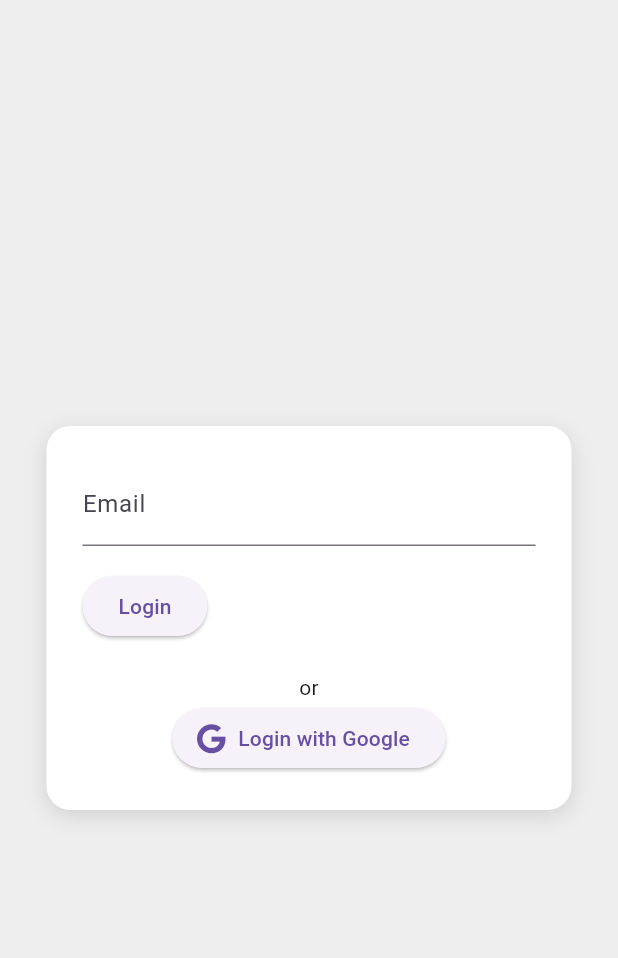
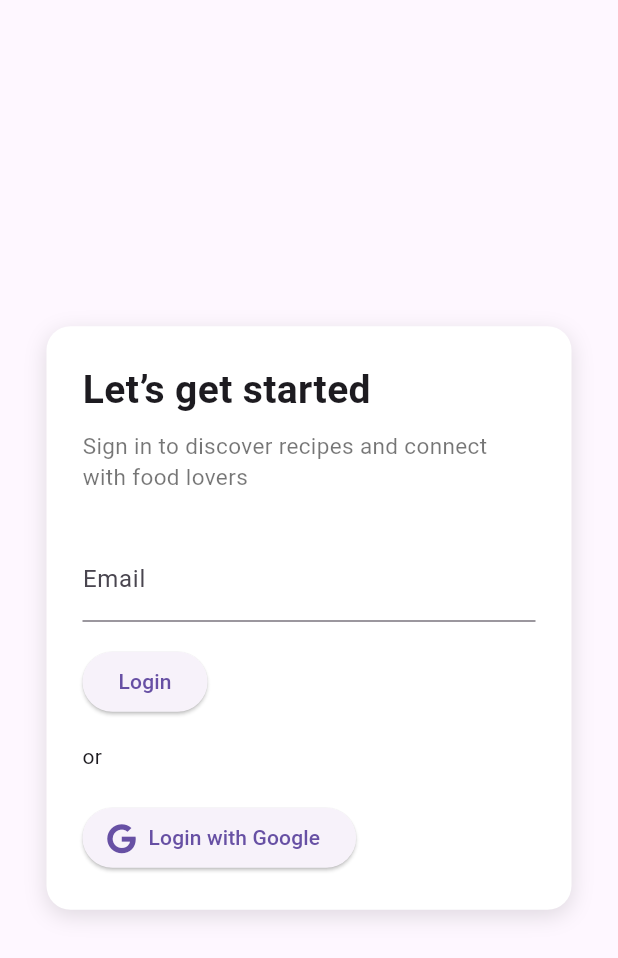
Before and after one commit to elykas/recipes-App, a Flutter app: the screen it shows after launch, on a phone screen of 412 x 824 dp. Shown: the top 958 px of the screen. Run offline on Flutter 3.47's test engine with Material 3 defaults, Android fonts, the phone set to English and light mode, and no system bars; our stand-ins replace app_links, cookie_jar, dio, dio_cookie_manager, flutter_dotenv, flutter_riverpod and 4 more; accounts and stored records are empty.

Commit message:
work in onboarding

```diff
--- /dev/null
+++ b/foodvibe_mobile/lib/core/constants/app_constans.dart
@@ -0,0 +1,4 @@
+import 'package:flutter_dotenv/flutter_dotenv.dart';
+class AppConstants {
+  static final String policyVersion = dotenv.env['POLICY_VERSION'] ?? "1.0";
+}
--- a/foodvibe_mobile/lib/features/auth/application/auth_controller.dart
+++ b/foodvibe_mobile/lib/features/auth/application/auth_controller.dart
@@ -81,4 +81,8 @@ class AuthController extends StateNotifier<Session?> {
   Future<void> completeRegister(UserRegisterDetails userRegisterDetails) async {
     await _authRepository.completeRegister(userRegisterDetails);
   }
+
+  Future<dynamic> getPolicy({required String language, required String version}) async {
+    return await _authRepository.getPolicy(language: language, version: version);
+  }
 }
--- a/foodvibe_mobile/lib/features/auth/presentation/login_page.dart
+++ b/foodvibe_mobile/lib/features/auth/presentation/login_page.dart
@@ -14,12 +14,23 @@ class LoginPage extends ConsumerStatefulWidget {
   ConsumerState<LoginPage> createState() => _LoginPageState();
 }
 
-class _LoginPageState extends ConsumerState<LoginPage> {
+class _LoginPageState extends ConsumerState<LoginPage>
+    with SingleTickerProviderStateMixin {
   String? _errorKey;
+
+  late AnimationController _controller;
+  late Animation<double> _fade;
 
   @override
   void initState() {
     super.initState();
+
+     _controller = AnimationController(
+      vsync: this,
+      duration: const Duration(milliseconds: 800),
+    );
+    _fade = CurvedAnimation(parent: _controller, curve: Curves.easeIn);
+    _controller.forward();
 
     final deviceLocale = WidgetsBinding.instance.platformDispatcher.locale;
     final supported = AppLocalizations.supportedLocales
@@ -49,19 +60,41 @@ class _LoginPageState extends ConsumerState<LoginPage> {
   }
 
    @override
+  void dispose() {
+    _controller.dispose();
+    super.dispose();
+  }
+
+  Widget _socialButton(String text, IconData icon, Color color) {
+    return OutlinedButton.icon(
+      style: OutlinedButton.styleFrom(
+        side: BorderSide(color: color, width: 1.2),
+        shape: RoundedRectangleBorder(borderRadius: BorderRadius.circular(12)),
+        padding: const EdgeInsets.symmetric(vertical: 12, horizontal: 8),
+      ),
+      onPressed: () {},
+      icon: Icon(icon, color: color),
+      label: Text(text, style: TextStyle(color: color)),
+    );
+  }
+
+  @override
   Widget build(BuildContext context) {
     final loc = AppLocalizations.of(context)!;
 
      return Scaffold(
-      backgroundColor: Colors.grey[200],
-      body: Center(
+      body: FadeTransition(
+        opacity: _fade,
+        child: Padding(
+          padding: const EdgeInsets.symmetric(horizontal: 24, vertical: 80),
+          child: Center(
             child: Container(
               width: 350,
-          padding: EdgeInsets.all(24),
+              padding: const EdgeInsets.all(24),
               decoration: BoxDecoration(
                 color: Colors.white,
                 borderRadius: BorderRadius.circular(16),
-            boxShadow: [
+                boxShadow: const [
                   BoxShadow(
                     color: Colors.black12,
                     blurRadius: 12,
@@ -71,23 +104,36 @@ class _LoginPageState extends ConsumerState<LoginPage> {
               ),
               child: Column(
                 mainAxisSize: MainAxisSize.min,
+                crossAxisAlignment: CrossAxisAlignment.start,
                 children: [
+                  Text(loc.loginWelcome,
+                      style:
+                          TextStyle(fontSize: 26, fontWeight: FontWeight.bold)),
+                  const SizedBox(height: 8),
+                  Text(
+                    loc.loginDescription,
+                    style: TextStyle(color: Colors.black54, fontSize: 15),
+                  ),
+                  const SizedBox(height: 30),
                   EmailLoginForm(setError: setError),
-              SizedBox(height: 20),
-              Text(loc.loginOr),
+                  const SizedBox(height: 16),
+                  Text(loc.loginOr, textAlign: TextAlign.center),
+                  const SizedBox(height: 20),
                   GoogleSignInButton(setError: setError),
                   if (_errorKey != null)
                     Padding(
-                  padding: const EdgeInsets.only(bottom: 12.0),
+                      padding: const EdgeInsets.only(top: 12.0),
                       child: Text(
                         loc.loginFailed,
-                    style: TextStyle(color: Colors.red),
+                        style: const TextStyle(color: Colors.red),
                       ),
                     ),
                 ],
               ),
             ),
           ),
+        ),
+      ),
     );
   }
 }
--- a/foodvibe_mobile/lib/l10n/app_localizations.dart
+++ b/foodvibe_mobile/lib/l10n/app_localizations.dart
@@ -106,11 +106,41 @@ abstract class AppLocalizations {
   /// **'foodVibe'**
   String get appTitle;
 
+  /// A brief description of the application
+  ///
+  /// In en, this message translates to:
+  /// **'Discover and share your food experiences with foodVibe. Connect with food lovers, explore new recipes, and enjoy a vibrant community of culinary enthusiasts.'**
+  String get appDescription;
+
+  /// Text displayed during the onboarding process
+  ///
+  /// In en, this message translates to:
+  /// **'Explore, Share, and Connect Around Food'**
+  String get onboardingText;
+
+  /// Instruction to swipe up for login
+  ///
+  /// In en, this message translates to:
+  /// **'Swipe up to login'**
+  String get swipeUpToLogin;
+
   /// Login button text
   ///
   /// In en, this message translates to:
   /// **'Login'**
   String get loginButton;
+
+  /// Welcome message for login screen
+  ///
+  /// In en, this message translates to:
+  /// **'Let’s get started'**
+  String get loginWelcome;
+
+  /// Description text for login screen
+  ///
+  /// In en, this message translates to:
+  /// **'Sign in to discover recipes and connect with food lovers'**
+  String get loginDescription;
 
   /// Email input label
   ///
@@ -256,12 +286,6 @@ abstract class AppLocalizations {
   /// **'Headline must be 2–100 letters only'**
   String get invalidHeadLine;
 
-  /// Text for agreeing to terms and conditions
-  ///
-  /// In en, this message translates to:
-  /// **'I agree to the Terms of Service and Privacy Policy'**
-  String get agreeToTerms;
-
   /// Register button text
   ///
   /// In en, this message translates to:
@@ -280,17 +304,23 @@ abstract class AppLocalizations {
   /// **'Registration complete'**
   String get registerSuccess;
 
-  /// Text explaining the Terms of Service
+  /// Text for agreeing to terms and conditions
   ///
   /// In en, this message translates to:
-  /// **'Welcome to FoodVibe! By using this app, you agree to abide by the following terms and conditions. You must be at least 13 years old to use this app. You are responsible for maintaining the confidentiality of your account information. You agree not to use the app for illegal activities or to harass others. We reserve the right to suspend or terminate accounts for violations of these terms. The content provided in the app is for personal use only and may not be redistributed without permission. By continuing to use the app, you accept these terms in full.'**
-  String get termsOfService;
+  /// **'I agree to the Terms of Service and Privacy Policy'**
+  String get agreeToTerms;
 
-  /// Text explaining the Privacy Policy
+  /// Text for terms of service and privacy policy
   ///
   /// In en, this message translates to:
-  /// **'FoodVibe is committed to protecting your privacy. We collect personal information such as your email, username, and profile details to provide and improve our services. We do not share your information with third parties without your consent, except as required by law. Your data is stored securely and may be deleted upon request. By using the app, you consent to the collection and use of your information as described in this Privacy Policy.'**
-  String get privacyPolicy;
+  /// **'Terms of Service & Privacy Policy'**
+  String get termsAndPolicyText;
+
+  /// Text to close the terms and policy modal
+  ///
+  /// In en, this message translates to:
+  /// **'Close'**
+  String get close;
 }
 
 class _AppLocalizationsDelegate
--- a/foodvibe_mobile/lib/l10n/app_localizations_en.dart
+++ b/foodvibe_mobile/lib/l10n/app_localizations_en.dart
@@ -12,7 +12,24 @@ class AppLocalizationsEn extends AppLocalizations {
   String get appTitle => 'foodVibe';
 
   @override
+  String get appDescription =>
+      'Discover and share your food experiences with foodVibe. Connect with food lovers, explore new recipes, and enjoy a vibrant community of culinary enthusiasts.';
+
+  @override
+  String get onboardingText => 'Explore, Share, and Connect Around Food';
+
+  @override
+  String get swipeUpToLogin => 'Swipe up to login';
+
+  @override
   String get loginButton => 'Login';
+
+  @override
+  String get loginWelcome => 'Let’s get started';
+
+  @override
+  String get loginDescription =>
+      'Sign in to discover recipes and connect with food lovers';
 
   @override
   String get emailLabel => 'Email';
@@ -90,10 +107,6 @@ class AppLocalizationsEn extends AppLocalizations {
   String get invalidHeadLine => 'Headline must be 2–100 letters only';
 
   @override
-  String get agreeToTerms =>
-      'I agree to the Terms of Service and Privacy Policy';
-
-  @override
   String get registerButton => 'Register';
 
   @override
@@ -103,10 +116,12 @@ class AppLocalizationsEn extends AppLocalizations {
   String get registerSuccess => 'Registration complete';
 
   @override
-  String get termsOfService =>
-      'Welcome to FoodVibe! By using this app, you agree to abide by the following terms and conditions. You must be at least 13 years old to use this app. You are responsible for maintaining the confidentiality of your account information. You agree not to use the app for illegal activities or to harass others. We reserve the right to suspend or terminate accounts for violations of these terms. The content provided in the app is for personal use only and may not be redistributed without permission. By continuing to use the app, you accept these terms in full.';
+  String get agreeToTerms =>
+      'I agree to the Terms of Service and Privacy Policy';
 
   @override
-  String get privacyPolicy =>
-      'FoodVibe is committed to protecting your privacy. We collect personal information such as your email, username, and profile details to provide and improve our services. We do not share your information with third parties without your consent, except as required by law. Your data is stored securely and may be deleted upon request. By using the app, you consent to the collection and use of your information as described in this Privacy Policy.';
+  String get termsAndPolicyText => 'Terms of Service & Privacy Policy';
+
+  @override
+  String get close => 'Close';
 }
--- a/foodvibe_mobile/lib/l10n/app_localizations_es.dart
+++ b/foodvibe_mobile/lib/l10n/app_localizations_es.dart
@@ -12,7 +12,25 @@ class AppLocalizationsEs extends AppLocalizations {
   String get appTitle => 'foodVibe';
 
   @override
+  String get appDescription =>
+      'Descubre y comparte tus experiencias gastronómicas con foodVibe. Conéctate con amantes de la comida, explora nuevas recetas y disfruta de una comunidad vibrante de entusiastas culinarios.';
+
+  @override
+  String get onboardingText =>
+      'Explora, Comparte y Conéctate Alrededor de la Comida';
+
+  @override
+  String get swipeUpToLogin => 'Desliza hacia arriba para iniciar sesión';
+
+  @override
   String get loginButton => 'Iniciar sesión';
+
+  @override
+  String get loginWelcome => 'Empecemos';
+
+  @override
+  String get loginDescription =>
+      'Inicia sesión para descubrir recetas y conectar con amantes de la comida';
 
   @override
   String get emailLabel => 'Correo electrónico';
@@ -93,10 +111,6 @@ class AppLocalizationsEs extends AppLocalizations {
   String get invalidHeadLine => 'El titular debe tener entre 2 y 100 letras';
 
   @override
-  String get agreeToTerms =>
-      'Acepto los Términos de servicio y la Política de privacidad';
-
-  @override
   String get registerButton => 'Registrarse';
 
   @override
@@ -106,10 +120,13 @@ class AppLocalizationsEs extends AppLocalizations {
   String get registerSuccess => 'Registro completo';
 
   @override
-  String get termsOfService =>
-      '¡Bienvenido a FoodVibe! Al usar esta aplicación, usted acepta cumplir con los siguientes términos y condiciones. Debe tener al menos 13 años para usar esta aplicación. Usted es responsable de mantener la confidencialidad de la información de su cuenta. Acepta no usar la aplicación para actividades ilegales o para acosar a otros. Nos reservamos el derecho de suspender o terminar cuentas que violen estos términos. El contenido proporcionado en la aplicación es solo para uso personal y no puede redistribuirse sin permiso. Al continuar usando la aplicación, acepta estos términos en su totalidad.';
+  String get agreeToTerms =>
+      'Acepto los Términos de servicio y la Política de privacidad';
 
   @override
-  String get privacyPolicy =>
-      'FoodVibe se compromete a proteger su privacidad. Recopilamos información personal como su correo electrónico, nombre de usuario y detalles del perfil para proporcionar y mejorar nuestros servicios. No compartimos su información con terceros sin su consentimiento, excepto cuando lo exige la ley. Sus datos se almacenan de forma segura y pueden eliminarse a petición. Al usar la aplicación, usted da su consentimiento para la recopilación y el uso de su información según lo descrito en esta Política de Privacidad.';
+  String get termsAndPolicyText =>
+      'Términos de servicio y Política de privacidad';
+
+  @override
+  String get close => 'Cerrar';
 }
--- a/foodvibe_mobile/lib/l10n/app_localizations_pt.dart
+++ b/foodvibe_mobile/lib/l10n/app_localizations_pt.dart
@@ -12,7 +12,25 @@ class AppLocalizationsPt extends AppLocalizations {
   String get appTitle => 'foodVibe';
 
   @override
+  String get appDescription =>
+      'Descubra e compartilhe suas experiências gastronômicas com o foodVibe. Conecte-se com amantes da culinária, explore novas receitas e aproveite uma comunidade vibrante de entusiastas da gastronomia.';
+
+  @override
+  String get onboardingText =>
+      'Explore, Compartilhe e Conecte-se em Torno da Comida';
+
+  @override
+  String get swipeUpToLogin => 'Deslize para cima para entrar';
+
+  @override
   String get loginButton => 'Entrar';
+
+  @override
+  String get loginWelcome => 'Vamos começar';
+
+  @override
+  String get loginDescription =>
+      'Faça login para descobrir receitas e se conectar com amantes da comida';
 
   @override
   String get emailLabel => 'E-mail';
@@ -91,10 +109,6 @@ class AppLocalizationsPt extends AppLocalizations {
   String get invalidHeadLine => 'O título deve ter entre 2 e 100 letras';
 
   @override
-  String get agreeToTerms =>
-      'Concordo com os Termos de Serviço e a Política de Privacidade';
-
-  @override
   String get registerButton => 'Registrar';
 
   @override
@@ -104,10 +118,13 @@ class AppLocalizationsPt extends AppLocalizations {
   String get registerSuccess => 'Registro concluído';
 
   @override
-  String get termsOfService =>
-      'Bem-vindo ao FoodVibe! Ao usar este aplicativo, você concorda em cumprir os seguintes termos e condições. Você deve ter pelo menos 13 anos para usar este aplicativo. Você é responsável por manter a confidencialidade das informações da sua conta. Você concorda em não usar o aplicativo para atividades ilegais ou para assediar outros. Reservamo-nos o direito de suspender ou encerrar contas que violem estes termos. O conteúdo fornecido no aplicativo é apenas para uso pessoal e não pode ser redistribuído sem permissão. Ao continuar a usar o aplicativo, você aceita estes termos integralmente.';
+  String get agreeToTerms =>
+      'Concordo com os Termos de Serviço e a Política de Privacidade';
 
   @override
-  String get privacyPolicy =>
-      'O FoodVibe compromete-se a proteger sua privacidade. Coletamos informações pessoais como seu e-mail, nome de usuário e detalhes do perfil para fornecer e melhorar nossos serviços. Não compartilhamos suas informações com terceiros sem seu consentimento, exceto quando exigido por lei. Seus dados são armazenados com segurança e podem ser excluídos mediante solicitação. Ao usar o aplicativo, você consente com a coleta e uso de suas informações conforme descrito nesta Política de Privacidade.';
+  String get termsAndPolicyText =>
+      'Termos de Serviço e Política de Privacidade';
+
+  @override
+  String get close => 'Fechar';
 }
--- a/foodvibe_mobile/lib/routes/app_router.dart
+++ b/foodvibe_mobile/lib/routes/app_router.dart
@@ -1,23 +1,29 @@
 import 'package:foodvibe_mobile/features/auth/data/auth_model.dart';
 import 'package:foodvibe_mobile/features/auth/presentation/complete_register_screen.dart';
 import 'package:foodvibe_mobile/features/auth/presentation/verify_token_screen.dart';
+import 'package:foodvibe_mobile/features/auth/presentation/onboarding_screen.dart';
 import 'package:go_router/go_router.dart';
 import '../features/auth/presentation/email_sent_screen.dart';
 import '../features/auth/presentation/login_page.dart';
 // שים לב להוספה של שאר הדפים גם...
 
 class AppRoutes {
+  static const String onBoarding = '/onboarding';
   static const String login = '/login';
   static const String emailSent = '/email-sent';
   static const String completeRegister = '/complete-register';
   static const String verifyToken = '/verify-token';
   static const String feed = '/feed';
   static const String loginCallback = '/login-callback';
+
 }
 
 final appRouter = GoRouter(
   initialLocation: AppRoutes.login,
   routes: [
+    GoRoute(path: AppRoutes.onBoarding,
+    builder: (context, state) => const OnboardingScreen(),
+    ),
     GoRoute(
       path: AppRoutes.login,
       builder: (context, state) => const LoginPage(),
```
Also changed, not shown: foodvibe_mobile/lib/features/auth/data/auth_repository.dart (+13 -0 lines), foodvibe_mobile/lib/features/auth/presentation/onboarding_screen.dart (added, +89 -0 lines), foodvibe_mobile/lib/features/auth/widgets/policy_modal.dart (+29 -12 lines), foodvibe_mobile/lib/l10n/app_en.arb (+29 -9 lines), foodvibe_mobile/lib/l10n/app_es.arb (+28 -9 lines), foodvibe_mobile/lib/l10n/app_pt.arb (+28 -8 lines), 1 other file. Lines whose indentation alone changed are shown as unchanged.
